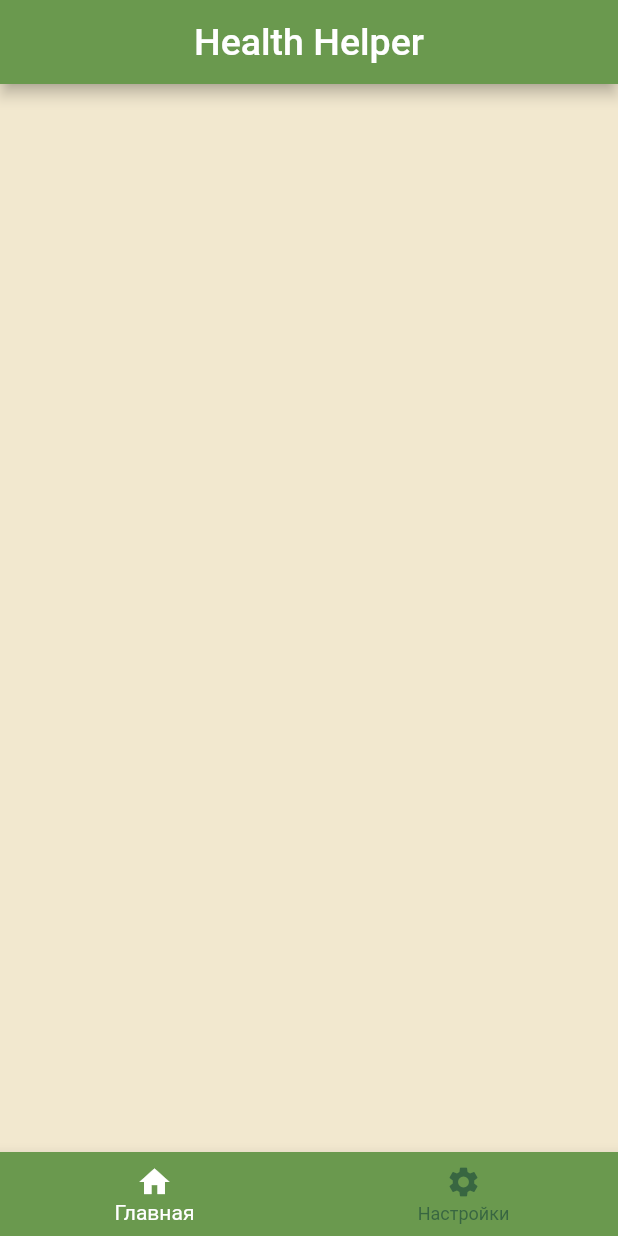
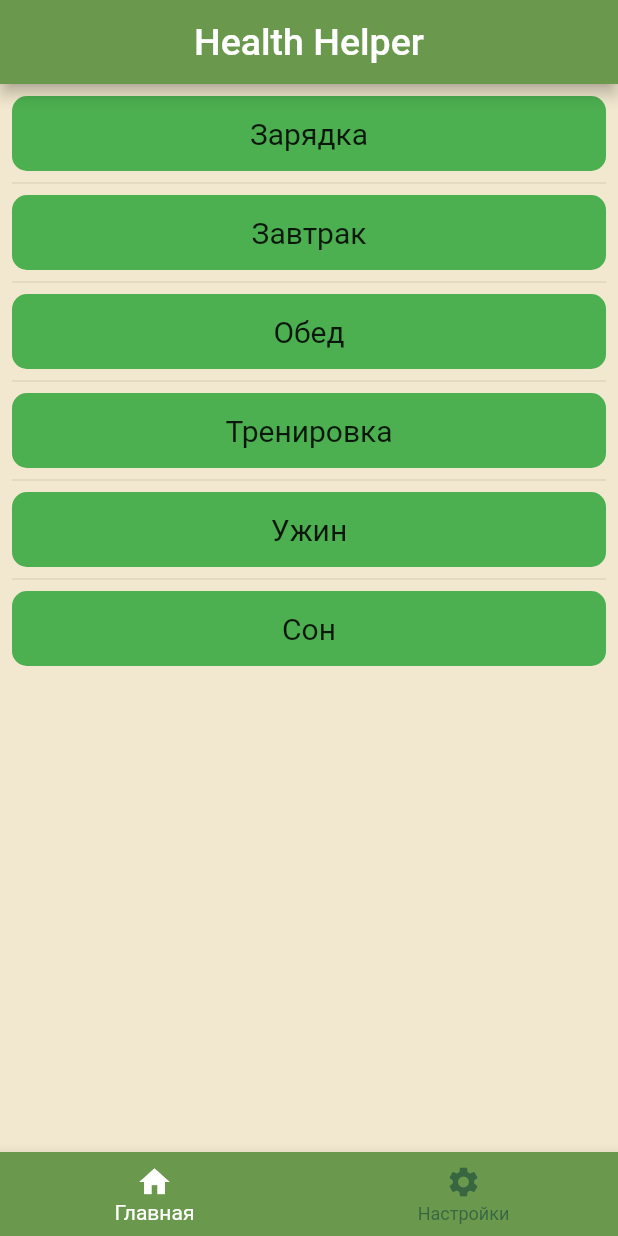
Before and after one commit to MrSolo501/Health-Helper, a Flutter app: the screen it shows after launch, on a phone screen of 412 x 824 dp. Run offline on Flutter 3.47's test engine with Material 2 defaults, Android fonts, the phone set to English and light mode, and no system bars.

Commit message:
добавил задания на день

```diff
--- a/lib/pages/home_page.dart
+++ b/lib/pages/home_page.dart
@@ -1,5 +1,6 @@
 import 'package:flutter/material.dart';
 import 'package:health_helper/pages/settings.dart';
+import 'package:health_helper/tasks_list/tasks_list.dart';
 
 class HomepageScreenWidget extends StatefulWidget {
   const HomepageScreenWidget({super.key});
@@ -11,8 +12,9 @@ class HomepageScreenWidget extends StatefulWidget {
 class _HomepageScreenWidgetState extends State<HomepageScreenWidget> {
   int _selectedScreen = 0;
   static const List<Widget> _widgetOptions = <Widget>[
-    Text(''),
+    TasksListWidget(),
     SettingsScreenWidget(),
+
   ];
 
   void onSelectScreen(int index) {
@@ -49,6 +51,7 @@ class _HomepageScreenWidgetState extends State<HomepageScreenWidget> {
             label: 'Настройки',
           ),
         ],
+
         selectedItemColor: Colors.white,
         unselectedItemColor: Color.fromRGBO(56, 102, 65, 1),
         backgroundColor: Color.fromRGBO(106, 153, 78, 1),
--- /dev/null
+++ b/lib/tasks_list/tasks_list.dart
@@ -0,0 +1,35 @@
+import 'package:flutter/material.dart';
+
+class TasksListWidget extends StatelessWidget {
+  const TasksListWidget({Key? key}) : super(key: key);
+
+  @override
+  Widget build(BuildContext context) {
+    final List<String> entries = <String>[
+      'Зарядка',
+      'Завтрак',
+      'Обед',
+      'Тренировка',
+      'Ужин',
+      'Сон'
+    ];
+
+    return ListView.separated(
+      padding: const EdgeInsets.all(8),
+      itemCount: entries.length,
+      itemBuilder: (BuildContext context, int index) {
+        return Container(
+          decoration: BoxDecoration(
+              borderRadius: BorderRadius.all(Radius.circular(10)),color: Colors.green),
+          height: 50,
+          child: Center(
+              child: Text(
+            '${entries[index]}',
+            style: TextStyle(fontSize: 20),
+          )),
+        );
+      },
+      separatorBuilder: (BuildContext context, int index) => const Divider(),
+    );
+  }
+}
```
